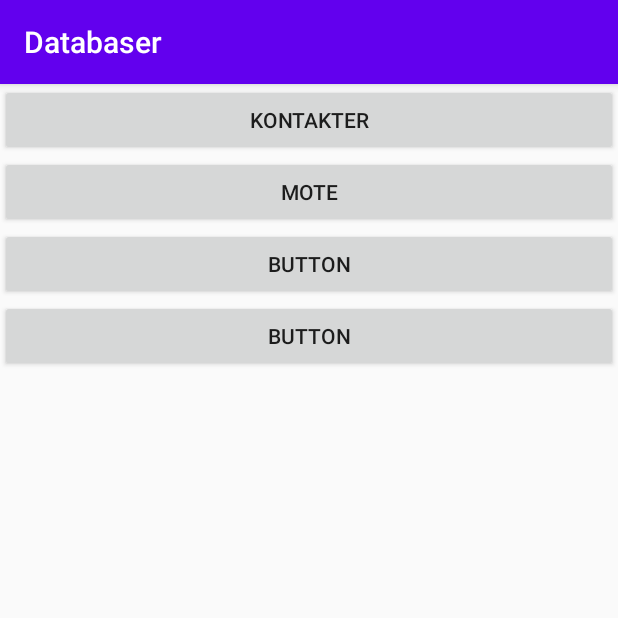
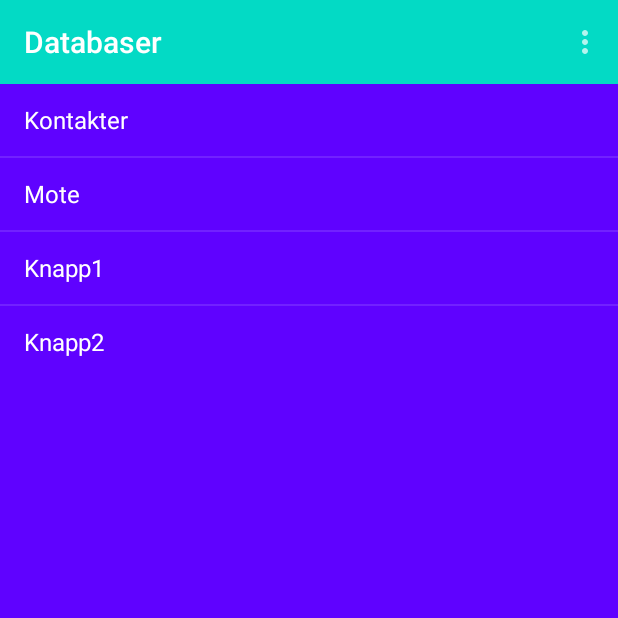
Before and after one commit to Hajhain10/Mappe2, an Android app: the screen it shows after launch (MainActivity), on a phone screen of 412 x 824 dp, the top half of it. Run offline under Robolectric (Android 15) with nearby library versions, the phone set to English and light mode, and no system bars.

Commit message:
litt av hvert

```diff
--- /dev/null
+++ b/app/src/main/assests/script1.txt
@@ -0,0 +1 @@
+idkegt
--- a/app/src/main/java/com/example/databaser/Kontakt.java
+++ b/app/src/main/java/com/example/databaser/Kontakt.java
@@ -1,6 +1,8 @@
 package com.example.databaser;
 
-public class Kontakt {
+import android.app.Activity;
+
+public class Kontakt extends Activity {
     //long id;
     String navn;
     String telefon;
--- a/app/src/main/java/com/example/databaser/MainActivity.java
+++ b/app/src/main/java/com/example/databaser/MainActivity.java
@@ -1,6 +1,12 @@
 package com.example.databaser;
 
 import androidx.appcompat.app.AppCompatActivity;
+
+import android.view.Menu;
+import android.view.MenuInflater;
+import android.view.MenuItem;
+import android.widget.Toast;
+import android.widget.Toolbar;
 
 import android.app.Service;
 import android.content.Intent;
@@ -33,16 +39,68 @@ public class MainActivity extends AppCompatActivity {
         super.onCreate(savedInstanceState);
         setContentView(R.layout.activity_main);
 
+        Toolbar myToolbar= (Toolbar)findViewById(R.id.mintoolbar);
+        myToolbar.inflateMenu(R.menu.minmeny);
+        setActionBar(myToolbar);
+
+        getSharedPreferences("PREFERENCE",MODE_PRIVATE)
+                .edit()
+                .putString("Melding","Du har møte på dette tidspunktet")
+                .apply();
+
+        ListView lv = (ListView) findViewById(R.id.liste);
+        final ArrayList<String> al = new ArrayList<>();
+        al.add("Kontakter");
+        al.add("Mote");
+        al.add("Knapp1");
+        al.add("Knapp2");
+
+        ArrayAdapter aA = new ArrayAdapter(this, android.R.layout.simple_list_item_1, al);
+
+        lv.setAdapter(aA);
+        lv.setOnItemClickListener(new AdapterView.OnItemClickListener() {
+            @Override
+            public void onItemClick(AdapterView<?> adapterView, View view, int i, long l) {
+                Toast.makeText(MainActivity.this, "clicked item"+i+" "+al.get(i).toString(), Toast.LENGTH_LONG).show();
+            }
+        });
     }
 
+
     public void tilkontakter(View view) {
-        Intent i = new Intent(this,kontakter.class);
+        Intent i = new Intent(this,Kontakt.class);
         startActivity(i);
 
     }
 
     public void tilmote(View view) {
-        Intent i = new Intent(this,moter.class);
+        Intent i = new Intent(this,Mote.class);
         startActivity(i);
     }
+    @Override
+    public boolean onCreateOptionsMenu(Menu menu) {
+        MenuInflater inflater = getMenuInflater();
+        inflater.inflate(R.menu.minmeny, menu);
+        return true;
+    }
+    @Override
+    public boolean onOptionsItemSelected(MenuItem item) {
+        switch(item.getItemId()) {
+            case R.id.kontakter:
+                Toast.makeText(this, "Kontakter!", Toast.LENGTH_SHORT).show();
+                break;
+            case R.id.mote:
+                Toast.makeText(this, "Mote", Toast.LENGTH_SHORT).show();
+                break;
+            case R.id.etellerannet:
+                Toast.makeText(this, "etellerannet", Toast.LENGTH_SHORT).show();
+                break;
+                default:
+                    // If wegothere, theuser'saction wasnot recognized.
+                    // Invokethesuperclassto handle it.
+                    return super.onOptionsItemSelected(item);
+        }
+        return true;
+    }
+
 }
--- a/app/src/main/java/com/example/databaser/Mote.java
+++ b/app/src/main/java/com/example/databaser/Mote.java
@@ -1,8 +1,10 @@
 package com.example.databaser;
+
+import android.app.Activity;
 
 import java.util.ArrayList;
 
-public class Mote {
+public class Mote extends Activity {
     String tid,dato="";
     String sted="";
     long id;
--- a/app/src/main/res/layout/activity_main.xml
+++ b/app/src/main/res/layout/activity_main.xml
@@ -1,33 +1,21 @@
 <?xml version="1.0" encoding="utf-8"?>
 <LinearLayout
     xmlns:android="http://schemas.android.com/apk/res/android"
+    android:layout_height="match_parent"
     android:layout_width="match_parent"
-    android:layout_height="match_parent"
-    android:orientation="vertical">
-
-    <Button
-        android:id="@+id/kontakter"
+    xmlns:tools="http://schemas.android.com/tools"
+    android:background="@color/lilla"
+    android:orientation="vertical"
+    android:weightSum="10">
+    <Toolbar
+        android:id="@+id/mintoolbar"
         android:layout_width="match_parent"
         android:layout_height="wrap_content"
-        android:text="kontakter"
-        android:onClick="tilkontakter"/>
-
-    <Button
-        android:id="@+id/mote"
-        android:layout_width="match_parent"
+        android:background="@color/colorAccent">
+    </Toolbar>
+    <ListView android:id="@+id/liste"
+        android:layout_width="wrap_content"
         android:layout_height="wrap_content"
-        android:text="mote"
-        android:onClick="tilmote"/>
-
-    <Button
-        android:id="@+id/button3"
-        android:layout_width="match_parent"
-        android:layout_height="wrap_content"
-        android:text="Button" />
-
-    <Button
-        android:id="@+id/button4"
-        android:layout_width="match_parent"
-        android:layout_height="wrap_content"
-        android:text="Button" />
+        android:background="@color/lilla"
+        />
 </LinearLayout>
--- /dev/null
+++ b/app/src/main/res/menu/minmeny.xml
@@ -0,0 +1,13 @@
+<?xml version="1.0" encoding="utf-8"?>
+<menu xmlns:android="http://schemas.android.com/apk/res/android"
+    xmlns:app="http://schemas.android.com/apk/res-auto">
+    <item
+        android:id="@+id/kontakter"
+        android:title="kontakter"/>
+    <item
+        android:id="@+id/mote"
+        android:title="moote"/>
+    <item
+        android:id="@+id/etellerannet"
+        android:title="eea"/>
+</menu>
--- a/app/src/main/res/values/colors.xml
+++ b/app/src/main/res/values/colors.xml
@@ -3,4 +3,5 @@
     <color name="colorPrimary">#6200EE</color>
     <color name="colorPrimaryDark">#3700B3</color>
     <color name="colorAccent">#03DAC5</color>
+    <color name="lilla">#5F02FF</color>
 </resources>
```
Also changed, not shown: app/src/main/AndroidManifest.xml (+3 -4 lines), app/src/main/java/com/example/databaser/MinBroadcastReceiver.java (added, +17 -0 lines), app/src/main/java/com/example/databaser/SettPeriodiskService.java (added, +30 -0 lines), app/src/main/res/layout/liste_layout.xml (added, +8 -0 lines).
